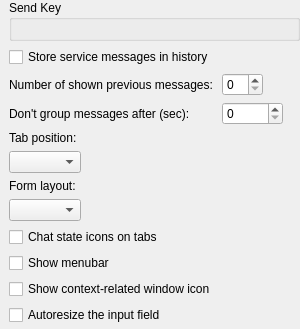
First picture: the form in core/src/corelayers/adiumchat/chatforms/tabbedchatform/settings/tabbedchatbehavior.ui, repository euroelessar/qutim, before the edit.
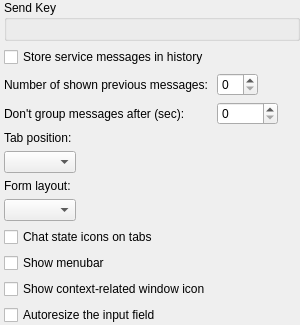
Second picture: the form after the edit.

The edit to the form file:
```diff
--- a/core/src/corelayers/adiumchat/chatforms/tabbedchatform/settings/tabbedchatbehavior.ui
+++ b/core/src/corelayers/adiumchat/chatforms/tabbedchatform/settings/tabbedchatbehavior.ui
@@ -7,7 +7,7 @@
     <x>0</x>
     <y>0</y>
     <width>300</width>
-    <height>329</height>
+    <height>298</height>
    </rect>
   </property>
   <property name="windowTitle">
@@ -24,7 +24,7 @@
     <set>Qt::AlignLeading|Qt::AlignLeft|Qt::AlignVCenter</set>
    </property>
    <property name="leftMargin">
-    <number>9</number>
+    <number>4</number>
    </property>
    <property name="topMargin">
     <number>0</number>
```
